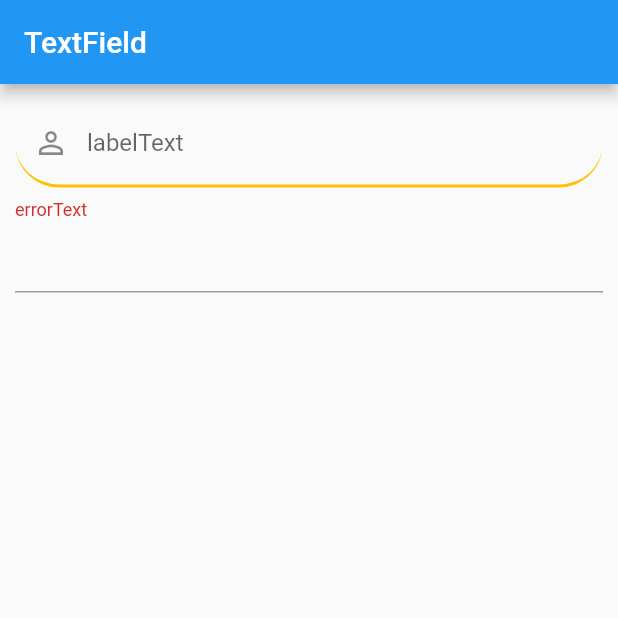
After one commit to yuzhiqiang1993/Flutter_Sample, a Flutter app: the screen it shows after launch, on a phone screen of 412 x 824 dp, the top half of it. The commit adds this screen. Run offline on Flutter 3.47's test engine with Material 2 defaults, Android fonts, the phone set to English and light mode, and no system bars.

Commit message:
新增TextField示例

```diff
--- a/flutter_sample/lib/main.dart
+++ b/flutter_sample/lib/main.dart
@@ -1,4 +1,5 @@
 import 'package:flutter/material.dart';
+import 'package:flutter_sample/widget/basic/text_field.dart';
 import 'package:flutter_sample/widget/bottom_nav/index_page.dart';
 
 /*入口函数*/
@@ -12,7 +13,7 @@ class MyApp extends StatelessWidget {
       theme: ThemeData(
         primaryColor: Colors.blue,
       ),
-      home: IndexPage(),
+      home: TextFieldWidget(),
     );
   }
 }
--- /dev/null
+++ b/flutter_sample/lib/widget/basic/text_field.dart
@@ -0,0 +1,81 @@
+import 'package:flutter/material.dart';
+
+class TextFieldWidget extends StatefulWidget {
+  @override
+  State<StatefulWidget> createState() {
+    return _TextFieldState();
+  }
+}
+
+class _TextFieldState extends State<TextFieldWidget> {
+  @override
+  Widget build(BuildContext context) {
+    return Scaffold(
+      appBar: AppBar(
+        title: Text("TextField"),
+      ),
+      body: Container(
+        padding: EdgeInsets.all(10),
+        child: Column(
+          children: <Widget>[
+            UserEdit(),
+            PwdEdit(),
+          ],
+        ),
+      ),
+    );
+  }
+}
+
+class UserEdit extends StatelessWidget {
+  @override
+  Widget build(BuildContext context) {
+    return TextField(
+      decoration: InputDecoration(
+        errorBorder: UnderlineInputBorder(
+          /*边角*/
+          borderRadius: BorderRadius.all(
+            Radius.circular(30), //边角为30
+          ),
+          borderSide: BorderSide(
+            color: Colors.amber, //边线颜色为黄色
+            width: 2, //边线宽度为2
+          ),
+        ),
+        focusedErrorBorder: UnderlineInputBorder(
+            borderSide: BorderSide(
+          color: Colors.green, //边框颜色为绿色
+          width: 5, //宽度为5
+        )),
+        labelText: "labelText",
+        helperText: "helperText",
+         errorText: "errorText",
+        hintText: "hintText",
+        prefixIcon: Icon(Icons.perm_identity),
+      ),
+    );
+  }
+}
+
+class PwdEdit extends StatelessWidget {
+  @override
+  Widget build(BuildContext context) {
+    return TextField(
+      decoration: InputDecoration(
+//        icon: Icon(Icons.person),
+//        prefixIcon: Icon(Icons.perm_identity),
+//        labelText: "手机号",
+//        helperText: "用户名为手机号或者邮箱",
+//        errorText: "手机号码不正确",
+//        hintText: "请输入手机号码",
+//        prefixText: "+86",
+//        suffixIcon: Icon(
+//          Icons.remove_red_eye,
+//        ),
+//        suffixText: "隐藏输入文本",
+//        counterText: "0/10",
+//        filled: true,
+          ),
+    );
+  }
+}
```
